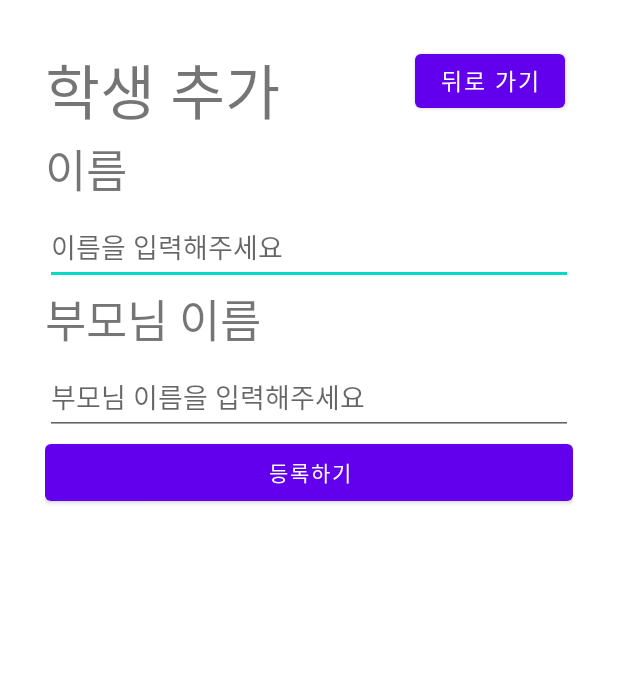
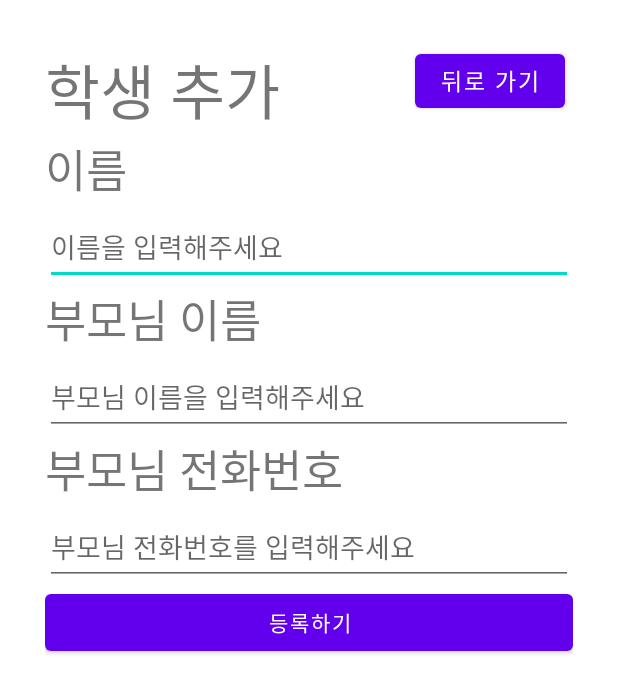
Before and after one commit to ycisw/Capstone_Design, an Android app: the layout activity_sub2_dialog.xml on its own in the app's theme, with its tools: preview values and no code run, on a phone screen of 412 x 824 dp. Shown: the top 693 px of the screen. Run offline under Robolectric (Android 15) with nearby library versions, the phone set to English and light mode, and no system bars.

Commit message:
학생 리스트 추가

```diff
--- a/app/src/main/java/com/example/capstonedesign/startPage.java
+++ b/app/src/main/java/com/example/capstonedesign/startPage.java
@@ -12,6 +12,7 @@ public class startPage extends AppCompatActivity {
     protected void onCreate(Bundle savedInstanceState) {
         super.onCreate(savedInstanceState);
         setContentView(R.layout.activity_start_page);
+//        startActivity(new Intent(startPage.this,Sub2.class));
 
         ImageButton parents =findViewById(R.id.parents);
         ImageButton teacher =findViewById(R.id.teacher);
--- a/app/src/main/res/layout/activity_sub2_dialog.xml
+++ b/app/src/main/res/layout/activity_sub2_dialog.xml
@@ -55,6 +55,17 @@
             android:layout_height="50dp"
             android:hint="부모님 이름을 입력해주세요"/>
 
+        <TextView
+            android:layout_width="match_parent"
+            android:layout_height="50dp"
+            android:text="부모님 전화번호"
+            android:textSize="30dp"/>
+        <EditText
+            android:id="@+id/add_pphone"
+            android:layout_width="match_parent"
+            android:layout_height="50dp"
+            android:hint="부모님 전화번호를 입력해주세요"/>
+
         <Button
             android:id="@+id/create_student"
             android:layout_width="match_parent"
```
Also changed, not shown: app/src/main/java/com/example/capstonedesign/Sub2.java (+15 -3 lines), app/src/main/java/com/example/capstonedesign/student/ListViewAdapter.java (+6 -3 lines), app/src/main/java/com/example/capstonedesign/student/ListViewItem.java (+8 -1 lines), app/src/main/res/layout/list_view_item.xml (+11 -3 lines).
